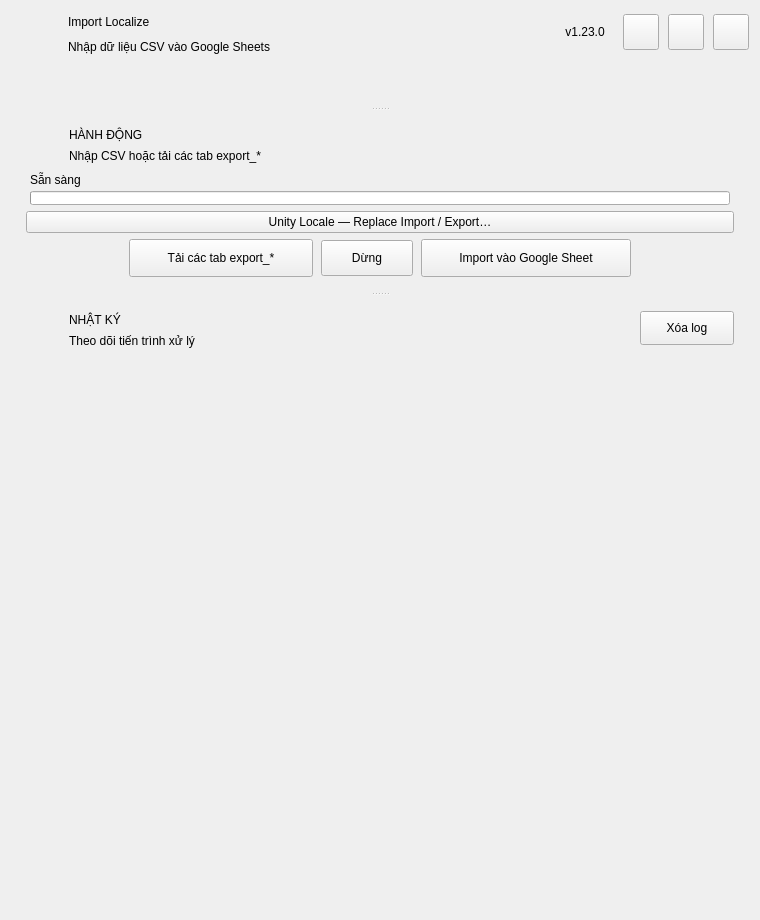
The window that src/import_localize/ui/forms/main_window.ui (longnguy3n/Import-Localize) describes before a commit, drawn with Qt 5.
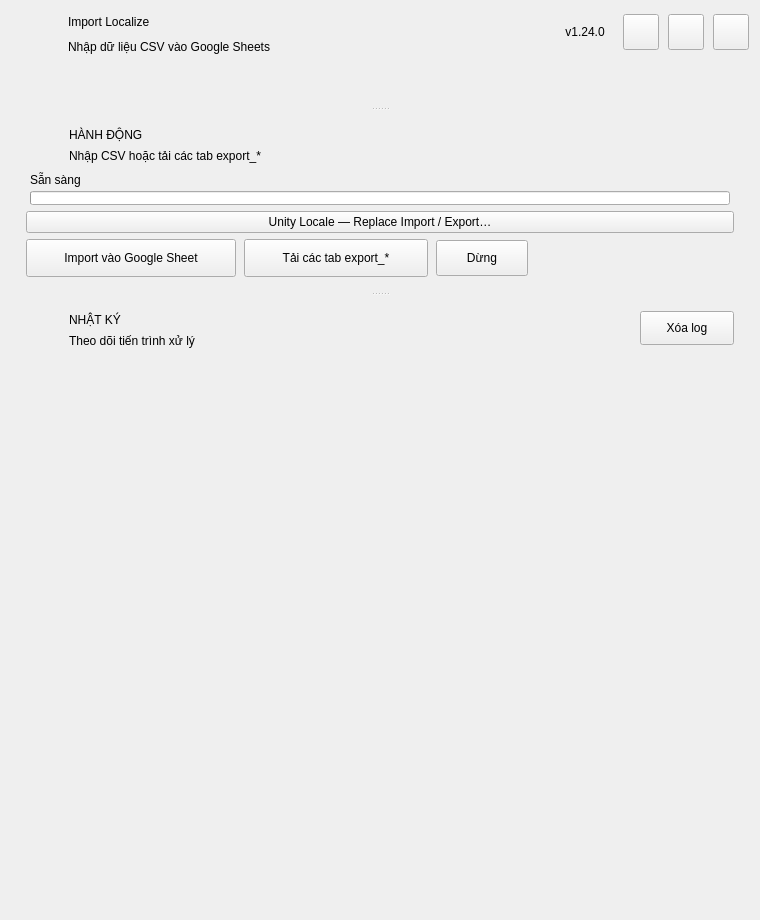
The same window after the commit.

Patch:
```diff
--- a/src/import_localize/ui/forms/main_window.ui
+++ b/src/import_localize/ui/forms/main_window.ui
@@ -175,7 +175,7 @@
          </size>
         </property>
         <property name="text">
-         <string>v1.23.0</string>
+         <string>v1.24.0</string>
         </property>
         <property name="alignment">
          <set>Qt::AlignmentFlag::AlignCenter</set>
@@ -447,17 +447,23 @@
                <number>8</number>
               </property>
               <item>
-               <spacer name="actionLeftSpacer">
-                <property name="orientation">
-                 <enum>Qt::Orientation::Horizontal</enum>
+               <widget class="QPushButton" name="startButton">
+                <property name="minimumSize">
+                 <size>
+                  <width>210</width>
+                  <height>38</height>
+                 </size>
                 </property>
-                <property name="sizeHint" stdset="0">
+                <property name="maximumSize">
                  <size>
-                  <width>40</width>
-                  <height>20</height>
+                  <width>300</width>
+                  <height>16777215</height>
                  </size>
                 </property>
-               </spacer>
+                <property name="text">
+                 <string>Import vào Google Sheet</string>
+                </property>
+               </widget>
               </item>
               <item>
                <widget class="QPushButton" name="downloadExportTabsButton">
@@ -497,25 +503,6 @@
                 </property>
                </widget>
               </item>
-              <item>
-               <widget class="QPushButton" name="startButton">
-                <property name="minimumSize">
-                 <size>
-                  <width>210</width>
-                  <height>38</height>
-                 </size>
-                </property>
-                <property name="maximumSize">
-                 <size>
-                  <width>300</width>
-                  <height>16777215</height>
-                 </size>
-                </property>
-                <property name="text">
-                 <string>Import vào Google Sheet</string>
-                </property>
-               </widget>
-              </item>
               <item>
                <spacer name="actionRightSpacer">
                 <property name="orientation">
```
Left out of the diff: 2 changed lines with no effect on the pictures.
